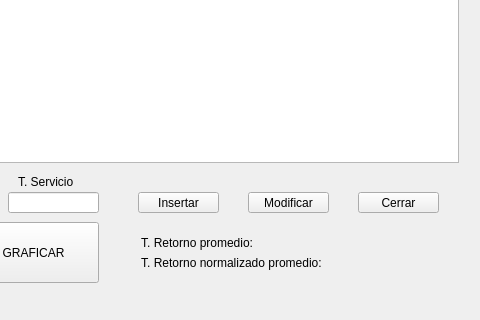
Qt form Planificador/mainwindow.ui (lamlemonpie/SO) before a commit; both pictures show x 752 to 1232 and y 138 to 458 of the 1232 by 458 pixel window.
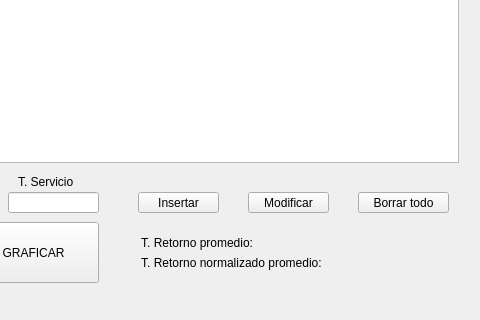
The same form after that commit. Custom widgets are drawn as their Qt base class.

The edit to the form file:
```diff
--- a/Planificador/mainwindow.ui
+++ b/Planificador/mainwindow.ui
@@ -101,12 +101,12 @@
      <rect>
       <x>1110</x>
       <y>330</y>
-      <width>81</width>
+      <width>91</width>
       <height>21</height>
      </rect>
     </property>
     <property name="text">
-     <string>Cerrar</string>
+     <string>Borrar todo</string>
     </property>
    </widget>
    <widget class="QLabel" name="label_3">
```
